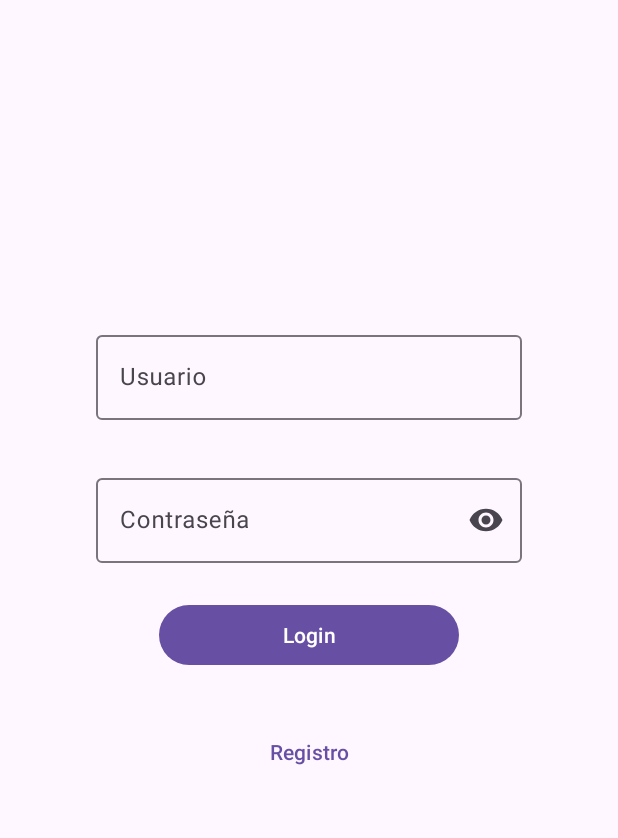
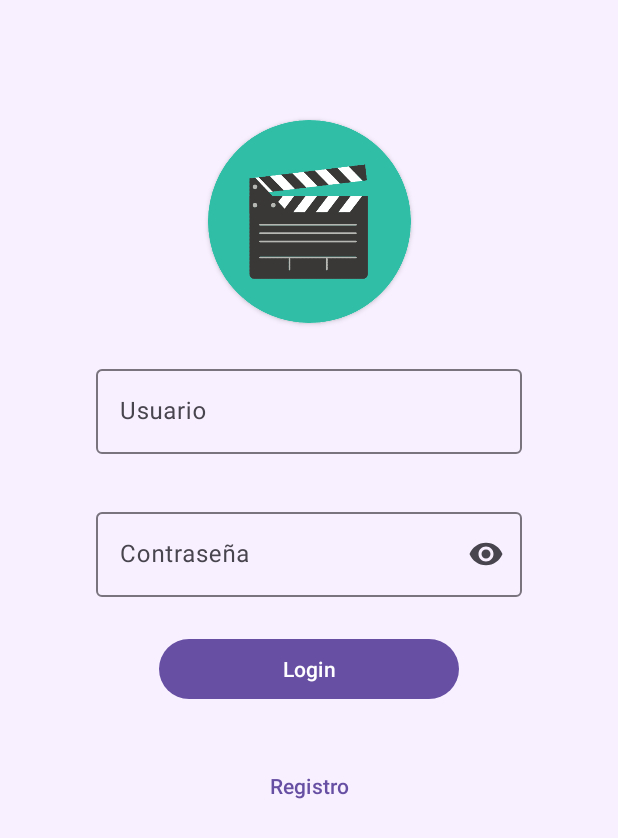
Before and after one commit to rcormi982/SeguimientosPeliculasApp, an Android app: the screen it shows after launch (MainActivity), on a phone screen of 412 x 824 dp. Shown: the top 838 px of the screen. Run offline under Robolectric (Android 15) with nearby library versions, the phone set to English and light mode, and no system bars; our stand-ins replace Dagger/Hilt's generated code, Room's generated code, navigation-ui; libraries missing offline, so code that uses them is left out: androidx.hilt.work; pictures from the network do not load; 5 statements that could not run were skipped.

Commit message:
Añadida foto en login

```diff
--- a/app/src/main/java/com/example/seguimientopeliculas/di/DataBaseModule.kt
+++ b/app/src/main/java/com/example/seguimientopeliculas/di/DataBaseModule.kt
@@ -50,7 +50,7 @@ object DatabaseModule {
     fun provideDatabaseHelper(
         appDatabase: AppDatabase,
         @ApplicationContext context: Context
-    ): DatabaseHelper {
-        return DatabaseHelper(appDatabase, context)
+    ): LocalDatabase {
+        return LocalDatabase(appDatabase, context)
     }
 }
--- a/app/src/main/res/layout/fragment_login.xml
+++ b/app/src/main/res/layout/fragment_login.xml
@@ -6,18 +6,39 @@
     android:id="@+id/loginFragment"
     android:layout_width="match_parent"
     android:layout_height="match_parent"
+    android:background="#F8F0FF"
     tools:context=".login.LoginFragment">
+
+    <!-- Contenedor circular para la imagen -->
+    <androidx.cardview.widget.CardView
+        android:id="@+id/clapperboardContainer"
+        android:layout_width="135dp"
+        android:layout_height="135dp"
+        android:layout_marginTop="80dp"
+        app:cardCornerRadius="75dp"
+        app:cardBackgroundColor="#36C7B4"
+        app:layout_constraintTop_toTopOf="parent"
+        app:layout_constraintStart_toStartOf="parent"
+        app:layout_constraintEnd_toEndOf="parent">
+
+        <ImageView
+            android:id="@+id/clapperboardImage"
+            android:layout_width="match_parent"
+            android:layout_height="match_parent"
+            android:scaleType="centerCrop"
+            android:src="@drawable/claqueta3"/>
+    </androidx.cardview.widget.CardView>
 
     <com.google.android.material.textfield.TextInputLayout
         android:id="@+id/usernameLabel"
         android:layout_width="match_parent"
         android:layout_height="wrap_content"
         android:layout_marginStart="64dp"
-        android:layout_marginTop="218dp"
+        android:layout_marginTop="25dp"
         android:layout_marginEnd="64dp"
         app:layout_constraintEnd_toEndOf="parent"
         app:layout_constraintStart_toStartOf="parent"
-        app:layout_constraintTop_toTopOf="parent">
+        app:layout_constraintTop_toBottomOf="@+id/clapperboardContainer">
 
         <com.google.android.material.textfield.TextInputEditText
             android:id="@+id/username"
@@ -47,6 +68,7 @@
             android:hint="@string/password_login"
             android:inputType="textPassword" />
     </com.google.android.material.textfield.TextInputLayout>
+
     <TextView
         android:id="@+id/errorMessage"
         android:layout_width="match_parent"
```
Also changed, not shown: app/src/main/java/com/example/seguimientopeliculas/data/local/database/LocalDatabase.kt (renamed from app/src/main/java/com/example/seguimientopeliculas/data/local/database/DatabaseHelper.kt, +62 -62 lines), app/src/main/java/com/example/seguimientopeliculas/data/remote/DefaultMovieRepository.kt (+4 -8 lines), app/src/main/java/com/example/seguimientopeliculas/data/remote/UserNetworkDataSource.kt (+8 -8 lines), app/src/main/java/com/example/seguimientopeliculas/di/NetworkModule.kt (+3 -4 lines), app/src/main/java/com/example/seguimientopeliculas/login/LoginFragment.kt (+4 -9 lines), app/src/main/java/com/example/seguimientopeliculas/ui/ProfileFragment.kt (+12 -0 lines).
